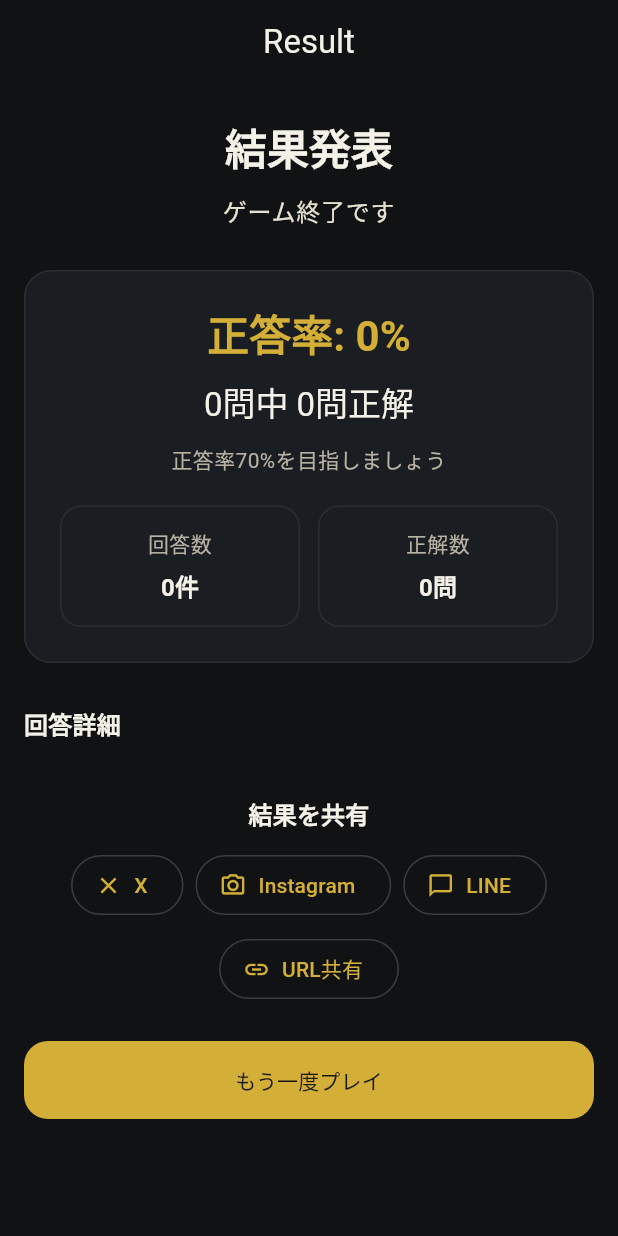
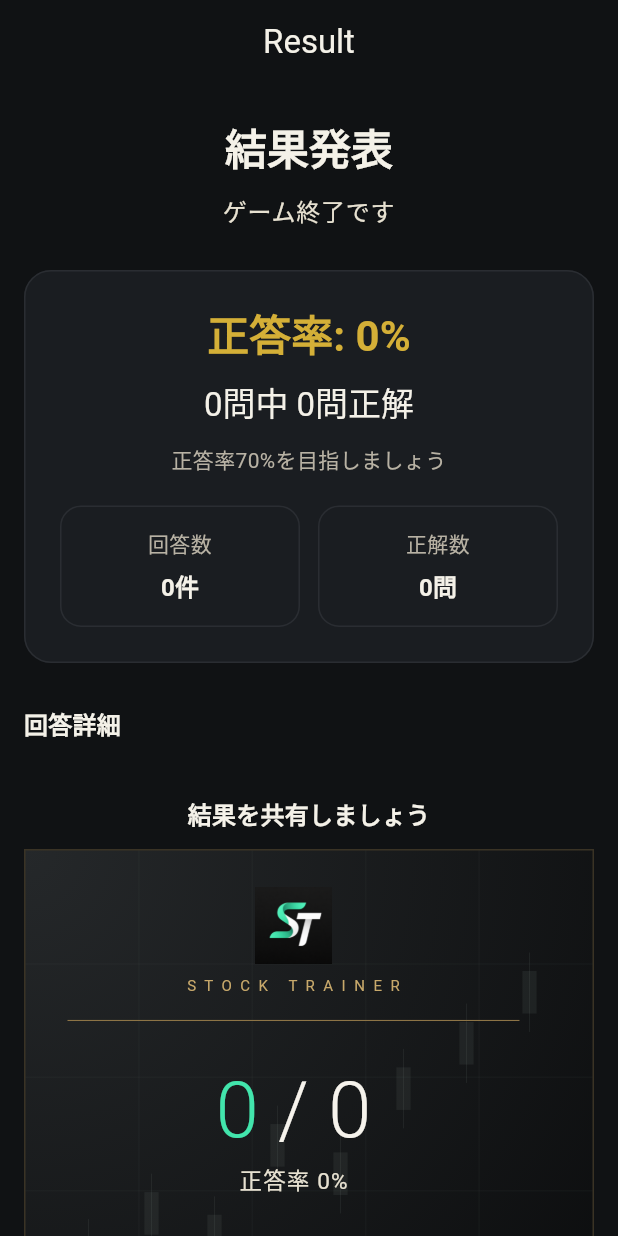
Before and after one commit to itoso0315/stock_prediction_game, a Flutter app: the ResultScreen screen opened directly with empty values, on a phone screen of 412 x 824 dp. Run offline on Flutter 3.47's test engine with Material 3 defaults, Android fonts, the phone set to English and light mode, and no system bars; our stand-ins replace share_plus, shared_preferences; accounts and stored records are empty; network calls fail.

Commit message:
Improve result UI and backend explanations

```diff
--- a/frontend/lib/main.dart
+++ b/frontend/lib/main.dart
@@ -75,12 +75,12 @@ class StockTrainerApp extends StatelessWidget {
         ),
         pageTransitionsTheme: const PageTransitionsTheme(
           builders: {
-            TargetPlatform.android: _LeftToRightPageTransitionsBuilder(),
-            TargetPlatform.iOS: _LeftToRightPageTransitionsBuilder(),
-            TargetPlatform.macOS: _LeftToRightPageTransitionsBuilder(),
-            TargetPlatform.windows: _LeftToRightPageTransitionsBuilder(),
-            TargetPlatform.linux: _LeftToRightPageTransitionsBuilder(),
-            TargetPlatform.fuchsia: _LeftToRightPageTransitionsBuilder(),
+            TargetPlatform.android: _ForwardPageTransitionsBuilder(),
+            TargetPlatform.iOS: _ForwardPageTransitionsBuilder(),
+            TargetPlatform.macOS: _ForwardPageTransitionsBuilder(),
+            TargetPlatform.windows: _ForwardPageTransitionsBuilder(),
+            TargetPlatform.linux: _ForwardPageTransitionsBuilder(),
+            TargetPlatform.fuchsia: _ForwardPageTransitionsBuilder(),
           },
         ),
         useMaterial3: true,
@@ -93,8 +93,8 @@ class StockTrainerApp extends StatelessWidget {
   }
 }
 
-class _LeftToRightPageTransitionsBuilder extends PageTransitionsBuilder {
-  const _LeftToRightPageTransitionsBuilder();
+class _ForwardPageTransitionsBuilder extends PageTransitionsBuilder {
+  const _ForwardPageTransitionsBuilder();
 
   @override
   Widget buildTransitions<T>(
@@ -109,11 +109,8 @@ class _LeftToRightPageTransitionsBuilder extends PageTransitionsBuilder {
       child: child,
       builder: (context, child) {
         final progress = Curves.easeInOut.transform(animation.value);
-        final horizontalOffset = animation.status == AnimationStatus.reverse
-            ? 1 - progress
-            : progress - 1;
         return FractionalTranslation(
-          translation: Offset(horizontalOffset, 0),
+          translation: Offset(1 - progress, 0),
           child: child,
         );
       },
--- a/frontend/lib/models/question.dart
+++ b/frontend/lib/models/question.dart
@@ -8,6 +8,7 @@ class Question {
   final String correctAnswerLabel;
   final String baseDate;
   final String evaluationDate;
+  final String explanation;
 
   const Question({
     required this.currentNumber,
@@ -17,6 +18,7 @@ class Question {
     required this.correctAnswerLabel,
     this.baseDate = '',
     this.evaluationDate = '',
+    this.explanation = '',
   });
 
   factory Question.fromJson(Map<String, dynamic> json) {
@@ -37,6 +39,7 @@ class Question {
       correctAnswerLabel: json['correctChoiceLabel'] as String,
       baseDate: json['baseDate'] as String? ?? '',
       evaluationDate: json['evaluationDate'] as String? ?? '',
+      explanation: json['explanation'] as String? ?? '',
     );
   }
 
--- a/frontend/lib/screens/result_screen.dart
+++ b/frontend/lib/screens/result_screen.dart
@@ -1,9 +1,13 @@
+import 'dart:ui' as ui;
+
 import 'package:flutter/material.dart';
+import 'package:flutter/rendering.dart';
 
 import '../models/answer_record.dart';
 import '../models/question.dart';
 import '../repositories/game_stats_repository.dart';
 import '../services/result_share_service.dart';
+import '../widgets/result_share_card.dart';
 import 'answer_review_screen.dart';
 
 class ResultScreen extends StatefulWidget {
@@ -26,6 +30,7 @@ class ResultScreen extends StatefulWidget {
 
 class _ResultScreenState extends State<ResultScreen> {
   late final Future<void> _recordResultFuture;
+  final _shareCardKey = GlobalKey();
 
   List<AnswerRecord> get answerRecords => widget.answerRecords;
   List<Question> get questions => widget.questions;
@@ -76,6 +81,28 @@ class _ResultScreenState extends State<ResultScreen> {
     final renderObject = context.findRenderObject();
     if (renderObject is! RenderBox) return null;
     return renderObject.localToGlobal(Offset.zero) & renderObject.size;
+  }
+
+  Future<void> _shareResultCard(BuildContext context, String text) async {
+    final shareOrigin = _shareOrigin(context);
+    final boundary = _shareCardKey.currentContext?.findRenderObject();
+    if (boundary is! RenderRepaintBoundary) {
+      throw StateError('共有画像を生成できませんでした。');
+    }
+    final image = await boundary.toImage(pixelRatio: 3);
+    try {
+      final byteData = await image.toByteData(format: ui.ImageByteFormat.png);
+      if (byteData == null) {
+        throw StateError('共有画像を生成できませんでした。');
+      }
+      await shareService.shareResultImage(
+        byteData.buffer.asUint8List(),
+        text,
+        shareOrigin,
+      );
+    } finally {
+      image.dispose();
+    }
   }
 
   Future<void> _performShare(
@@ -158,7 +185,11 @@ class _ResultScreenState extends State<ResultScreen> {
     );
 
     return Scaffold(
-      appBar: AppBar(title: const Text('Result'), centerTitle: true),
+      appBar: AppBar(
+        automaticallyImplyLeading: false,
+        title: const Text('Result'),
+        centerTitle: true,
+      ),
       body: SafeArea(
         child: LayoutBuilder(
           builder: (context, constraints) {
@@ -247,63 +278,42 @@ class _ResultScreenState extends State<ResultScreen> {
                         ..._buildAnswerResultItems(context),
                         const SizedBox(height: 24),
                         Text(
-                          '結果を共有',
+                          '結果を共有しましょう',
                           style: Theme.of(context).textTheme.titleMedium,
                           textAlign: TextAlign.center,
                         ),
                         const SizedBox(height: 12),
-                        Wrap(
-                          alignment: WrapAlignment.center,
-                          spacing: 8,
-                          runSpacing: 8,
-                          children: [
-                            OutlinedButton.icon(
-                              key: const ValueKey('share-x'),
-                              onPressed: () => _performShare(
-                                context,
-                                () => shareService.shareToX(shareText),
+                        Center(
+                          child: ConstrainedBox(
+                            constraints: const BoxConstraints(maxWidth: 520),
+                            child: RepaintBoundary(
+                              key: _shareCardKey,
+                              child: ResultShareCard(
+                                correctCount: correctCount,
+                                totalQuestions: answerRecords.length,
                               ),
-                              icon: const Icon(Icons.close, size: 18),
-                              label: const Text('X'),
                             ),
-                            OutlinedButton.icon(
-                              key: const ValueKey('share-instagram'),
-                              onPressed: () => _performShare(
-                                context,
-                                () => shareService.shareToInstagram(
-                                  shareText,
-                                  _shareOrigin(context),
+                          ),
+                        ),
+                        const SizedBox(height: 16),
+                        Center(
+                          child: ConstrainedBox(
+                            constraints: BoxConstraints(
+                              maxWidth: buttonMaxWidth,
+                            ),
+                            child: SizedBox(
+                              width: double.infinity,
+                              child: OutlinedButton.icon(
+                                key: const ValueKey('share-result-image'),
+                                onPressed: () => _performShare(
+                                  context,
+                                  () => _shareResultCard(context, shareText),
                                 ),
+                                icon: const Icon(Icons.ios_share),
+                                label: const Text('結果画像を共有'),
                               ),
-                              icon: const Icon(
-                                Icons.camera_alt_outlined,
-                                size: 18,
-                              ),
-                              label: const Text('Instagram'),
                             ),
-                            OutlinedButton.icon(
-                              key: const ValueKey('share-line'),
-                              onPressed: () => _performShare(
-                                context,
-                                () => shareService.shareToLine(shareText),
-                              ),
-                              icon: const Icon(
-                                Icons.chat_bubble_outline,
-                                size: 18,
-                              ),
-                              label: const Text('LINE'),
-                            ),
-                            OutlinedButton.icon(
-                              key: const ValueKey('share-url'),
-                              onPressed: () => _performShare(
-                                context,
-                                shareService.copyShareUrl,
-                                successMessage: '共有URLをコピーしました',
-                              ),
-                              icon: const Icon(Icons.link, size: 18),
-                              label: const Text('URL共有'),
-                            ),
-                          ],
+                          ),
                         ),
                         const SizedBox(height: 24),
                         Center(
--- /dev/null
+++ b/frontend/lib/widgets/result_share_card.dart
@@ -0,0 +1,210 @@
+import 'package:flutter/material.dart';
+
+class ResultAchievement {
+  const ResultAchievement({required this.label, required this.message});
+
+  final String label;
+  final String message;
+}
+
+ResultAchievement resultAchievementFor(int correctCount) {
+  if (correctCount >= 10) {
+    return const ResultAchievement(
+      label: 'MARKET STRUCTURE',
+      message: '相場構造を捉えています',
+    );
+  }
+  if (correctCount >= 7) {
+    return const ResultAchievement(
+      label: 'PRICE ACTION',
+      message: '値動きの文脈が読めています',
+    );
+  }
+  if (correctCount >= 4) {
+    return const ResultAchievement(
+      label: 'TREND AWARE',
+      message: 'トレンドを認識できています',
+    );
+  }
+  return const ResultAchievement(label: 'CHART OBSERVER', message: '観察眼を育成中です');
+}
+
+class ResultShareCard extends StatelessWidget {
+  const ResultShareCard({
+    super.key,
+    required this.correctCount,
+    required this.totalQuestions,
+  });
+
+  final int correctCount;
+  final int totalQuestions;
+
+  @override
+  Widget build(BuildContext context) {
+    final achievement = resultAchievementFor(correctCount);
+    final correctRate = totalQuestions == 0
+        ? 0
+        : (correctCount / totalQuestions * 100).floor();
+
+    return AspectRatio(
+      aspectRatio: 1,
+      child: Container(
+        key: const ValueKey('result-share-card'),
+        decoration: BoxDecoration(
+          gradient: const RadialGradient(
+            center: Alignment.topLeft,
+            radius: 1.45,
+            colors: [Color(0xFF25282A), Color(0xFF090A0B)],
+          ),
+          border: Border.all(color: const Color(0xFF3A3325)),
+        ),
+        child: Stack(
+          children: [
+            const Positioned.fill(child: CustomPaint(painter: _ChartPainter())),
+            Padding(
+              padding: const EdgeInsets.symmetric(horizontal: 28, vertical: 24),
+              child: FittedBox(
+                fit: BoxFit.scaleDown,
+                child: SizedBox(
+                  width: 420,
+                  height: 460,
+                  child: Column(
+                    children: [
+                      Image.asset(
+                        'assets/app_icon_master.png',
+                        width: 72,
+                        height: 72,
+                      ),
+                      const SizedBox(height: 10),
+                      const Text(
+                        'S T O C K   T R A I N E R',
+                        style: TextStyle(
+                          color: Color(0xFFC8A96B),
+                          fontSize: 14,
+                          letterSpacing: 2.2,
+                        ),
+                      ),
+                      const SizedBox(height: 22),
+                      const _GoldDivider(),
+                      const Spacer(),
+                      Text.rich(
+                        TextSpan(
+                          children: [
+                            TextSpan(
+                              text: '$correctCount',
+                              style: const TextStyle(color: Color(0xFF42E5AC)),
+                            ),
+                            TextSpan(text: ' / $totalQuestions'),
+                          ],
+                        ),
+                        style: const TextStyle(
+                          color: Color(0xFFF6F3EC),
+                          fontSize: 72,
+                          fontWeight: FontWeight.w300,
+                          height: 1,
+                        ),
+                      ),
+                      const SizedBox(height: 14),
+                      Text(
+                        '正答率 $correctRate%',
+                        style: const TextStyle(
+                          color: Color(0xFFE7E1D1),
+                          fontSize: 21,
+                          letterSpacing: 1,
+                        ),
+                      ),
+                      const Spacer(),
+                      Text(
+                        achievement.label,
+                        style: const TextStyle(
+                          color: Color(0xFFC8A96B),
+                          fontSize: 14,
+                          fontWeight: FontWeight.w600,
+                          letterSpacing: 2.4,
+                        ),
+                      ),
+                      const SizedBox(height: 9),
+                      Text(
+                        achievement.message,
+                        style: const TextStyle(
+                          color: Color(0xFFF6F3EC),
+                          fontSize: 24,
+                          fontWeight: FontWeight.w500,
+                        ),
+                        textAlign: TextAlign.center,
+                      ),
+                      const SizedBox(height: 22),
+                      const _GoldDivider(),
+                      const SizedBox(height: 18),
+                      const Text(
+                        '#StockTrainer',
+                        style: TextStyle(
+                          color: Color(0xFFB8A47A),
+                          fontSize: 14,
+                          letterSpacing: 1.2,
+                        ),
+                      ),
+                    ],
+                  ),
+                ),
+              ),
+            ),
+          ],
+        ),
+      ),
+    );
+  }
+}
+
+class _GoldDivider extends StatelessWidget {
+  const _GoldDivider();
+
+  @override
+  Widget build(BuildContext context) {
+    return Container(height: 1, color: const Color(0xFF8D7446));
+  }
+}
+
+class _ChartPainter extends CustomPainter {
+  const _ChartPainter();
+
+  @override
+  void paint(Canvas canvas, Size size) {
+    final gridPaint = Paint()
+      ..color = const Color(0xFF53605B).withAlpha(18)
+      ..strokeWidth = 1;
+    for (var index = 1; index < 5; index++) {
+      final offset = size.width * index / 5;
+      canvas.drawLine(
+        Offset(offset, 0),
+        Offset(offset, size.height),
+        gridPaint,
+      );
+      canvas.drawLine(Offset(0, offset), Offset(size.width, offset), gridPaint);
+    }
+
+    final candlePaint = Paint()..color = const Color(0xFF82918A).withAlpha(28);
+    const values = [0.72, 0.64, 0.68, 0.52, 0.57, 0.42, 0.34, 0.25];
+    final step = size.width / (values.length + 1);
+    for (var index = 0; index < values.length; index++) {
+      final x = step * (index + 1);
+      final centerY = size.height * values[index];
+      canvas.drawLine(
+        Offset(x, centerY - size.height * 0.07),
+        Offset(x, centerY + size.height * 0.07),
+        candlePaint,
+      );
+      canvas.drawRect(
+        Rect.fromCenter(
+          center: Offset(x, centerY),
+          width: size.width * 0.025,
+          height: size.height * 0.075,
+        ),
+        candlePaint,
+      );
+    }
+  }
+
+  @override
+  bool shouldRepaint(covariant CustomPainter oldDelegate) => false;
+}
```
Also changed, not shown: frontend/lib/repositories/question_api_repository.dart (+7 -2 lines), frontend/lib/screens/answer_review_screen.dart (+46 -1 lines), frontend/lib/screens/question_screen.dart (+16 -10 lines), frontend/lib/services/result_share_service.dart (+20 -37 lines), frontend/lib/widgets/top_back_button.dart (added, +22 -0 lines), frontend/assets/result_card_concept_7.png (added), 8 other files.
